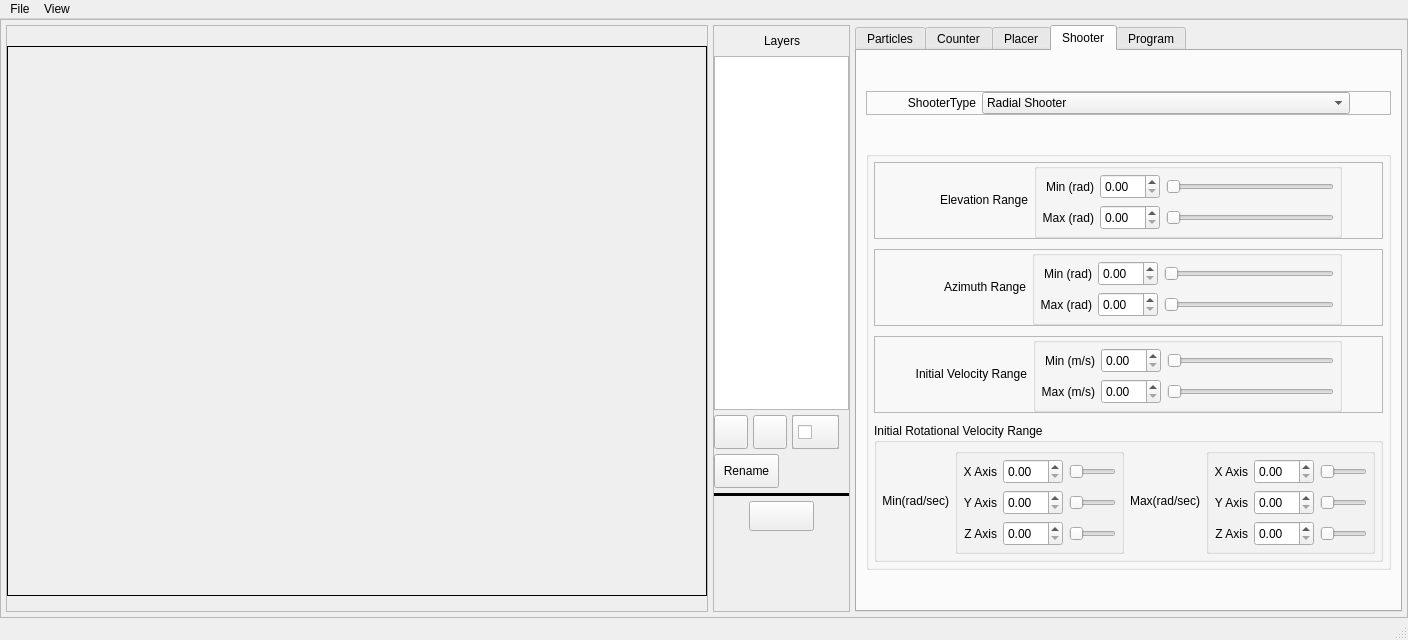
This is delta3d/utilities/ParticleEditor/particleeditor.ui in delta3d/delta3d as Qt 5 draws it before an edit. The edited form follows.
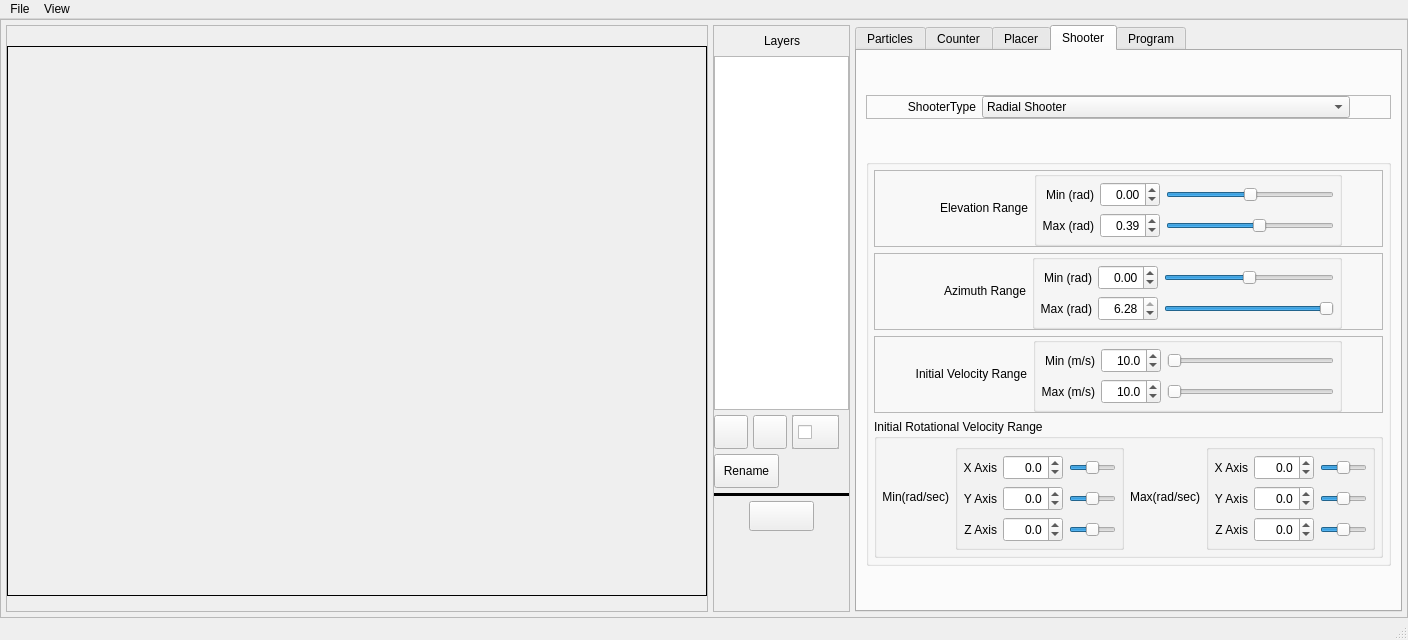
This is the edited form. The open tabs and pages were chosen to show the change. Icons and pictures are not drawn.

Commit message: Implemented the Shooter Tab.

```diff
--- a/delta3d/utilities/ParticleEditor/particleeditor.ui
+++ b/delta3d/utilities/ParticleEditor/particleeditor.ui
@@ -4484,10 +4484,17 @@
                <number>10</number>
               </property>
               <property name="margin" >
-               <number>5</number>
+               <number>0</number>
               </property>
               <item>
-               <widget class="QFrame" name="ElevationRangeFrame" >
+               <widget class="QStackedWidget" name="ShooterTypeStackedWidget" >
+                <widget class="QWidget" name="RadialShooterPage" >
+                 <layout class="QGridLayout" name="gridLayout_29" >
+                  <property name="margin" >
+                   <number>5</number>
+                  </property>
+                  <item row="0" column="0" >
+                   <widget class="QFrame" name="RadialShooterElevationRangeFrame" >
                 <property name="sizePolicy" >
                  <sizepolicy vsizetype="Preferred" hsizetype="Preferred" >
                   <horstretch>0</horstretch>
@@ -4599,7 +4606,13 @@
                      </widget>
                     </item>
                     <item row="0" column="2" >
-                     <widget class="QSlider" name="ElevationMinSlider" >
+                         <widget class="QSlider" name="RadialShooterElevationMinSlider" >
+                          <property name="minimum" >
+                           <number>-314</number>
+                          </property>
+                          <property name="maximum" >
+                           <number>314</number>
+                          </property>
                       <property name="orientation" >
                        <enum>Qt::Horizontal</enum>
                       </property>
@@ -4625,10 +4638,31 @@
                         <height>25</height>
                        </size>
                       </property>
+                          <property name="alignment" >
+                           <set>Qt::AlignRight|Qt::AlignTrailing|Qt::AlignVCenter</set>
+                          </property>
+                          <property name="minimum" >
+                           <double>-3.140000000000000</double>
+                          </property>
+                          <property name="maximum" >
+                           <double>3.140000000000000</double>
+                          </property>
+                          <property name="singleStep" >
+                           <double>0.010000000000000</double>
+                          </property>
                      </widget>
                     </item>
                     <item row="1" column="2" >
-                     <widget class="QSlider" name="ElevationMaxSlider" >
+                         <widget class="QSlider" name="RadialShooterElevationMaxSlider" >
+                          <property name="minimum" >
+                           <number>-314</number>
+                          </property>
+                          <property name="maximum" >
+                           <number>314</number>
+                          </property>
+                          <property name="value" >
+                           <number>39</number>
+                          </property>
                       <property name="orientation" >
                        <enum>Qt::Horizontal</enum>
                       </property>
@@ -4654,6 +4688,21 @@
                         <height>25</height>
                        </size>
                       </property>
+                          <property name="alignment" >
+                           <set>Qt::AlignRight|Qt::AlignTrailing|Qt::AlignVCenter</set>
+                          </property>
+                          <property name="minimum" >
+                           <double>-3.140000000000000</double>
+                          </property>
+                          <property name="maximum" >
+                           <double>3.140000000000000</double>
+                          </property>
+                          <property name="singleStep" >
+                           <double>0.010000000000000</double>
+                          </property>
+                          <property name="value" >
+                           <double>0.390000000000000</double>
+                          </property>
                      </widget>
                     </item>
                    </layout>
@@ -4678,8 +4727,8 @@
                 </layout>
                </widget>
               </item>
-              <item>
-               <widget class="QFrame" name="AzimuthRangeFrame" >
+                  <item row="1" column="0" >
+                   <widget class="QFrame" name="RadialShooterAzimuthRangeFrame" >
                 <property name="sizePolicy" >
                  <sizepolicy vsizetype="Preferred" hsizetype="Preferred" >
                   <horstretch>0</horstretch>
@@ -4791,7 +4840,13 @@
                      </widget>
                     </item>
                     <item row="0" column="2" >
-                     <widget class="QSlider" name="AzimuthMinSlider" >
+                         <widget class="QSlider" name="RadialShooterAzimuthMinSlider" >
+                          <property name="minimum" >
+                           <number>-628</number>
+                          </property>
+                          <property name="maximum" >
+                           <number>628</number>
+                          </property>
                       <property name="orientation" >
                        <enum>Qt::Horizontal</enum>
                       </property>
@@ -4817,10 +4872,31 @@
                         <height>25</height>
                        </size>
                       </property>
+                          <property name="alignment" >
+                           <set>Qt::AlignRight|Qt::AlignTrailing|Qt::AlignVCenter</set>
+                          </property>
+                          <property name="minimum" >
+                           <double>-6.280000000000000</double>
+                          </property>
+                          <property name="maximum" >
+                           <double>6.280000000000000</double>
+                          </property>
+                          <property name="singleStep" >
+                           <double>0.010000000000000</double>
+                          </property>
                      </widget>
                     </item>
                     <item row="1" column="2" >
-                     <widget class="QSlider" name="AzimuthMaxSlider" >
+                         <widget class="QSlider" name="RadialShooterAzimuthMaxSlider" >
+                          <property name="minimum" >
+                           <number>-628</number>
+                          </property>
+                          <property name="maximum" >
+                           <number>628</number>
+                          </property>
+                          <property name="value" >
+                           <number>628</number>
+                          </property>
                       <property name="orientation" >
                        <enum>Qt::Horizontal</enum>
                       </property>
@@ -4846,6 +4922,21 @@
                         <height>25</height>
                        </size>
                       </property>
+                          <property name="alignment" >
+                           <set>Qt::AlignRight|Qt::AlignTrailing|Qt::AlignVCenter</set>
+                          </property>
+                          <property name="minimum" >
+                           <double>-6.280000000000000</double>
+                          </property>
+                          <property name="maximum" >
+                           <double>6.280000000000000</double>
+                          </property>
+                          <property name="singleStep" >
+                           <double>0.010000000000000</double>
+                          </property>
+                          <property name="value" >
+                           <double>6.280000000000000</double>
+                          </property>
                      </widget>
                     </item>
                    </layout>
@@ -4870,8 +4961,8 @@
                 </layout>
                </widget>
               </item>
-              <item>
-               <widget class="QFrame" name="InitialVelocityFrame" >
+                  <item row="2" column="0" >
+                   <widget class="QFrame" name="RadialShooterInitialVelocityFrame" >
                 <property name="sizePolicy" >
                  <sizepolicy vsizetype="Preferred" hsizetype="Preferred" >
                   <horstretch>0</horstretch>
@@ -5009,6 +5100,21 @@
                         <height>25</height>
                        </size>
                       </property>
+                          <property name="alignment" >
+                           <set>Qt::AlignRight|Qt::AlignTrailing|Qt::AlignVCenter</set>
+                          </property>
+                          <property name="decimals" >
+                           <number>1</number>
+                          </property>
+                          <property name="maximum" >
+                           <double>1000.000000000000000</double>
+                          </property>
+                          <property name="singleStep" >
+                           <double>0.100000000000000</double>
+                          </property>
+                          <property name="value" >
+                           <double>10.000000000000000</double>
+                          </property>
                      </widget>
                     </item>
                     <item row="1" column="2" >
@@ -5038,6 +5144,21 @@
                         <height>25</height>
                        </size>
                       </property>
+                          <property name="alignment" >
+                           <set>Qt::AlignRight|Qt::AlignTrailing|Qt::AlignVCenter</set>
+                          </property>
+                          <property name="decimals" >
+                           <number>1</number>
+                          </property>
+                          <property name="maximum" >
+                           <double>1000.000000000000000</double>
+                          </property>
+                          <property name="singleStep" >
+                           <double>0.100000000000000</double>
+                          </property>
+                          <property name="value" >
+                           <double>10.000000000000000</double>
+                          </property>
                      </widget>
                     </item>
                    </layout>
@@ -5062,8 +5183,8 @@
                 </layout>
                </widget>
               </item>
-              <item>
-               <widget class="QGroupBox" name="InitialRotationBox" >
+                  <item row="3" column="0" >
+                   <widget class="QGroupBox" name="RadialShooterInitialRotationBox" >
                 <property name="sizePolicy" >
                  <sizepolicy vsizetype="Fixed" hsizetype="Expanding" >
                   <horstretch>0</horstretch>
@@ -5178,7 +5299,13 @@
                      </widget>
                     </item>
                     <item row="0" column="2" >
-                     <widget class="QSlider" name="InitialMinRotationXSlider" >
+                         <widget class="QSlider" name="RadialShooterInitialMinRotationXSlider" >
+                          <property name="minimum" >
+                           <number>-100</number>
+                          </property>
+                          <property name="maximum" >
+                           <number>100</number>
+                          </property>
                       <property name="orientation" >
                        <enum>Qt::Horizontal</enum>
                       </property>
@@ -5204,10 +5331,31 @@
                         <height>25</height>
                        </size>
                       </property>
+                          <property name="alignment" >
+                           <set>Qt::AlignRight|Qt::AlignTrailing|Qt::AlignVCenter</set>
+                          </property>
+                          <property name="decimals" >
+                           <number>1</number>
+                          </property>
+                          <property name="minimum" >
+                           <double>-10.000000000000000</double>
+                          </property>
+                          <property name="maximum" >
+                           <double>10.000000000000000</double>
+                          </property>
+                          <property name="singleStep" >
+                           <double>0.100000000000000</double>
+                          </property>
                      </widget>
                     </item>
                     <item row="1" column="2" >
-                     <widget class="QSlider" name="InitialMinRotationYSlider" >
+                         <widget class="QSlider" name="RadialShooterInitialMinRotationYSlider" >
+                          <property name="minimum" >
+                           <number>-100</number>
+                          </property>
+                          <property name="maximum" >
+                           <number>100</number>
+                          </property>
                       <property name="orientation" >
                        <enum>Qt::Horizontal</enum>
                       </property>
@@ -5233,10 +5381,31 @@
                         <height>25</height>
                        </size>
                       </property>
+                          <property name="alignment" >
+                           <set>Qt::AlignRight|Qt::AlignTrailing|Qt::AlignVCenter</set>
+                          </property>
+                          <property name="decimals" >
+                           <number>1</number>
+                          </property>
+                          <property name="minimum" >
+                           <double>-10.000000000000000</double>
+                          </property>
+                          <property name="maximum" >
+                           <double>10.000000000000000</double>
+                          </property>
+                          <property name="singleStep" >
+                           <double>0.100000000000000</double>
+                          </property>
                      </widget>
                     </item>
                     <item row="2" column="2" >
-                     <widget class="QSlider" name="InitialMinRotationZSlider" >
+                         <widget class="QSlider" name="RadialShooterInitialMinRotationZSlider" >
+                          <property name="minimum" >
+                           <number>-100</number>
+                          </property>
+                          <property name="maximum" >
+                           <number>100</number>
+                          </property>
                       <property name="orientation" >
                        <enum>Qt::Horizontal</enum>
                       </property>
@@ -5262,6 +5431,21 @@
                         <height>25</height>
                        </size>
                       </property>
+                          <property name="alignment" >
+                           <set>Qt::AlignRight|Qt::AlignTrailing|Qt::AlignVCenter</set>
+                          </property>
+                          <property name="decimals" >
+                           <number>1</number>
+                          </property>
+                          <property name="minimum" >
+                           <double>-10.000000000000000</double>
+                          </property>
+                          <property name="maximum" >
+                           <double>10.000000000000000</double>
+                          </property>
+                          <property name="singleStep" >
+                           <double>0.100000000000000</double>
+                          </property>
                      </widget>
                     </item>
                    </layout>
@@ -5384,10 +5568,31 @@
                         <height>25</height>
                        </size>
                       </property>
+                          <property name="alignment" >
+                           <set>Qt::AlignRight|Qt::AlignTrailing|Qt::AlignVCenter</set>
+                          </property>
+                          <property name="decimals" >
+                           <number>1</number>
+                          </property>
+                          <property name="minimum" >
+                           <double>-10.000000000000000</double>
+                          </property>
+                          <property name="maximum" >
+                           <double>10.000000000000000</double>
+                          </property>
+                          <property name="singleStep" >
+                           <double>0.100000000000000</double>
+                          </property>
                      </widget>
                     </item>
                     <item row="0" column="2" >
-                     <widget class="QSlider" name="InitialMaxRotationXSlider" >
+                         <widget class="QSlider" name="RadialShooterInitialMaxRotationXSlider" >
+                          <property name="minimum" >
+                           <number>-100</number>
+                          </property>
+                          <property name="maximum" >
+                           <number>100</number>
+                          </property>
                       <property name="orientation" >
                        <enum>Qt::Horizontal</enum>
                       </property>
@@ -5413,17 +5618,44 @@
                         <height>25</height>
                        </size>
                       </property>
+                          <property name="alignment" >
+                           <set>Qt::AlignRight|Qt::AlignTrailing|Qt::AlignVCenter</set>
+                          </property>
+                          <property name="decimals" >
+                           <number>1</number>
+                          </property>
+                          <property name="minimum" >
+                           <double>-10.000000000000000</double>
+                          </property>
+                          <property name="maximum" >
+                           <double>10.000000000000000</double>
+                          </property>
+                          <property name="singleStep" >
+                           <double>0.100000000000000</double>
+                          </property>
                      </widget>
                     </item>
                     <item row="1" column="2" >
-                     <widget class="QSlider" name="InitialMaxRotationYSlider" >
+                         <widget class="QSlider" name="RadialShooterInitialMaxRotationYSlider" >
+                          <property name="minimum" >
+                           <number>-100</number>
+                          </property>
+                          <property name="maximum" >
+                           <number>100</number>
+                          </property>
                       <property name="orientation" >
                        <enum>Qt::Horizontal</enum>
                       </property>
                      </widget>
                     </item>
                     <item row="2" column="2" >
-                     <widget class="QSlider" name="InitialMaxRotationZSlider" >
+                         <widget class="QSlider" name="RadialShooterInitialMaxRotationZSlider" >
+                          <property name="minimum" >
+                           <number>-100</number>
+                          </property>
+                          <property name="maximum" >
+                           <number>100</number>
+                          </property>
                       <property name="orientation" >
                        <enum>Qt::Horizontal</enum>
                       </property>
@@ -5449,12 +5681,32 @@
                         <height>25</height>
                        </size>
                       </property>
+                          <property name="alignment" >
+                           <set>Qt::AlignRight|Qt::AlignTrailing|Qt::AlignVCenter</set>
+                          </property>
+                          <property name="decimals" >
+                           <number>1</number>
+                          </property>
+                          <property name="minimum" >
+                           <double>-10.000000000000000</double>
+                          </property>
+                          <property name="maximum" >
+                           <double>10.000000000000000</double>
+                          </property>
+                          <property name="singleStep" >
+                           <double>0.100000000000000</double>
+                          </property>
                      </widget>
                     </item>
                    </layout>
                   </widget>
                  </item>
                 </layout>
+                   </widget>
+                  </item>
+                 </layout>
+                </widget>
+                <widget class="QWidget" name="EmptyShooterPage" />
                </widget>
               </item>
              </layout>
```
Left out of the diff: 334 changed lines with no effect on the pictures. Lines whose indentation alone changed are shown as unchanged. The commit also changes 5 other files.
